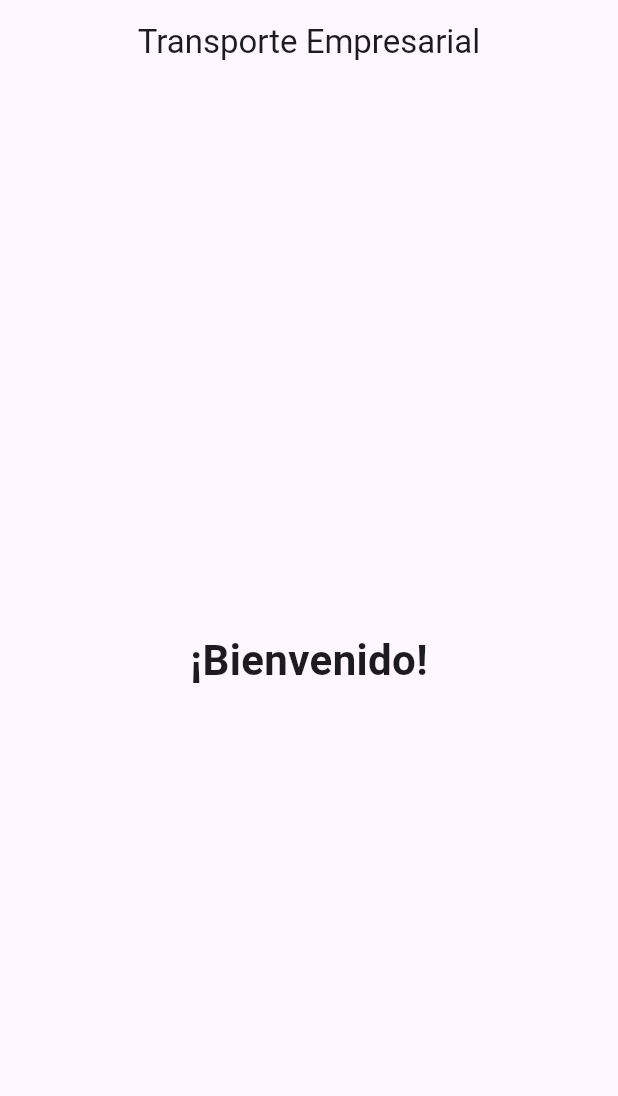
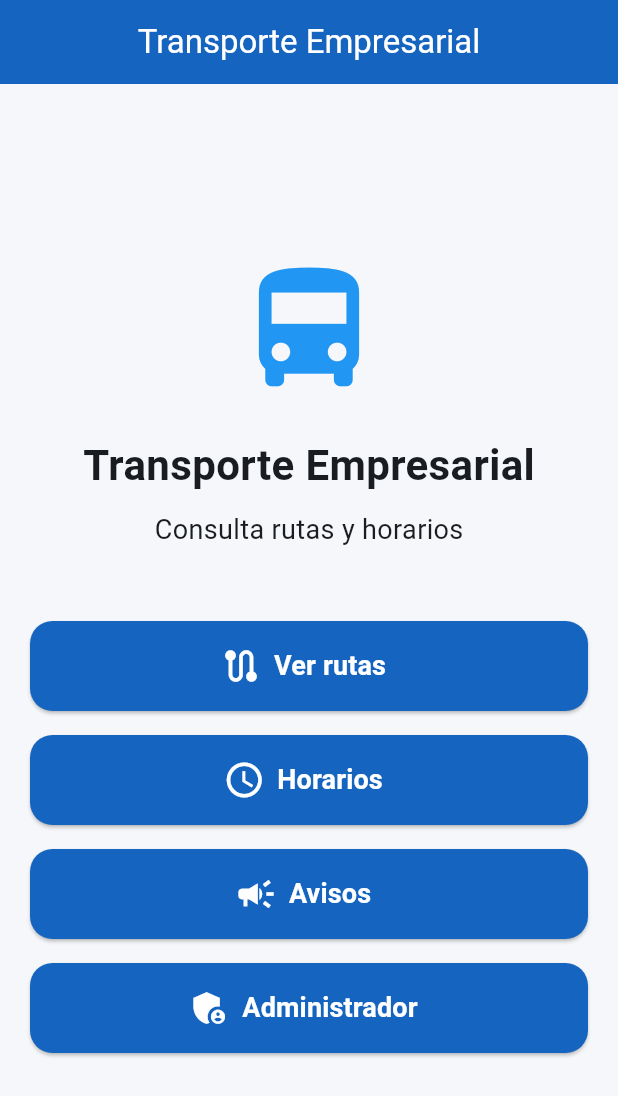
Before and after one commit to armando557/transporte_empresarial, a Flutter app: the screen it shows after launch, on a phone screen of 412 x 824 dp. Shown: the top 1096 px of the screen. Run offline on Flutter 3.47's test engine with Material 3 defaults, Android fonts, the phone set to English and light mode, and no system bars.

Commit message:
pantalla principal terminada

```diff
--- /dev/null
+++ b/lib/core/theme/app_theme.dart
@@ -0,0 +1,45 @@
+import 'package:flutter/material.dart';
+
+class AppTheme {
+  // Colores principales
+  static const Color primaryColor = Color(0xFF1565C0);
+  static const Color secondaryColor = Color(0xFF42A5F5);
+  static const Color backgroundColor = Color(0xFFF5F7FA);
+  static const Color successColor = Color(0xFF2E7D32);
+  static const Color dangerColor = Color(0xFFC62828);
+
+  static ThemeData lightTheme = ThemeData(
+    useMaterial3: true,
+
+    colorScheme: ColorScheme.fromSeed(
+      seedColor: primaryColor,
+    ),
+
+    scaffoldBackgroundColor: backgroundColor,
+
+    appBarTheme: const AppBarTheme(
+      backgroundColor: primaryColor,
+      foregroundColor: Colors.white,
+      centerTitle: true,
+      elevation: 0,
+    ),
+
+    elevatedButtonTheme: ElevatedButtonThemeData(
+      style: ElevatedButton.styleFrom(
+        backgroundColor: primaryColor,
+        foregroundColor: Colors.white,
+        minimumSize: const Size(double.infinity, 55),
+        shape: RoundedRectangleBorder(
+          borderRadius: BorderRadius.circular(15),
+        ),
+      ),
+    ),
+
+    cardTheme: CardThemeData(
+      elevation: 5,
+      shape: RoundedRectangleBorder(
+        borderRadius: BorderRadius.circular(20),
+      ),
+    ),
+  );
+}
--- a/lib/main.dart
+++ b/lib/main.dart
@@ -1,4 +1,7 @@
 import 'package:flutter/material.dart';
+
+import 'core/theme/app_theme.dart';
+import 'screens/home/home_screen.dart';
 
 void main() {
   runApp(const TransporteApp());
@@ -12,30 +15,8 @@ class TransporteApp extends StatelessWidget {
     return MaterialApp(
       debugShowCheckedModeBanner: false,
       title: 'Transporte Empresarial',
+      theme: AppTheme.lightTheme,
       home: const HomeScreen(),
     );
   }
 }
-
-class HomeScreen extends StatelessWidget {
-  const HomeScreen({super.key});
-
-  @override
-  Widget build(BuildContext context) {
-    return Scaffold(
-      appBar: AppBar(
-        title: const Text('Transporte Empresarial'),
-        centerTitle: true,
-      ),
-      body: const Center(
-        child: Text(
-          '¡Bienvenido!',
-          style: TextStyle(
-            fontSize: 28,
-            fontWeight: FontWeight.bold,
-          ),
-        ),
-      ),
-    );
-  }
-}
--- /dev/null
+++ b/lib/screens/home/home_screen.dart
@@ -0,0 +1,78 @@
+import 'package:flutter/material.dart';
+
+import '../../widgets/menu_button.dart';
+
+class HomeScreen extends StatelessWidget {
+  const HomeScreen({super.key});
+
+  @override
+  Widget build(BuildContext context) {
+    return Scaffold(
+      appBar: AppBar(
+        title: const Text("Transporte Empresarial"),
+      ),
+
+      body: Padding(
+        padding: const EdgeInsets.all(20),
+
+        child: Column(
+          mainAxisAlignment: MainAxisAlignment.center,
+
+          children: [
+
+            const Icon(
+              Icons.directions_bus,
+              size: 100,
+              color: Colors.blue,
+            ),
+
+            const SizedBox(height: 20),
+
+            const Text(
+              "Transporte Empresarial",
+              style: TextStyle(
+                fontSize: 28,
+                fontWeight: FontWeight.bold,
+              ),
+            ),
+
+            const SizedBox(height: 10),
+
+            const Text(
+              "Consulta rutas y horarios",
+              style: TextStyle(
+                fontSize: 18,
+              ),
+            ),
+
+            const SizedBox(height: 40),
+
+            MenuButton(
+              icon: Icons.route,
+              title: "Ver rutas",
+              onPressed: () {},
+            ),
+
+            MenuButton(
+              icon: Icons.schedule,
+              title: "Horarios",
+              onPressed: () {},
+            ),
+
+            MenuButton(
+              icon: Icons.campaign,
+              title: "Avisos",
+              onPressed: () {},
+            ),
+
+            MenuButton(
+              icon: Icons.admin_panel_settings,
+              title: "Administrador",
+              onPressed: () {},
+            ),
+          ],
+        ),
+      ),
+    );
+  }
+}
--- /dev/null
+++ b/lib/widgets/menu_button.dart
@@ -0,0 +1,40 @@
+import 'package:flutter/material.dart';
+
+class MenuButton extends StatelessWidget {
+  final IconData icon;
+  final String title;
+  final VoidCallback onPressed;
+
+  const MenuButton({
+    super.key,
+    required this.icon,
+    required this.title,
+    required this.onPressed,
+  });
+
+  @override
+  Widget build(BuildContext context) {
+    return Padding(
+      padding: const EdgeInsets.symmetric(vertical: 8),
+
+      child: SizedBox(
+        width: double.infinity,
+        height: 60,
+
+        child: ElevatedButton.icon(
+          icon: Icon(icon, size: 28),
+
+          label: Text(
+            title,
+            style: const TextStyle(
+              fontSize: 18,
+              fontWeight: FontWeight.bold,
+            ),
+          ),
+
+          onPressed: onPressed,
+        ),
+      ),
+    );
+  }
+}
```
